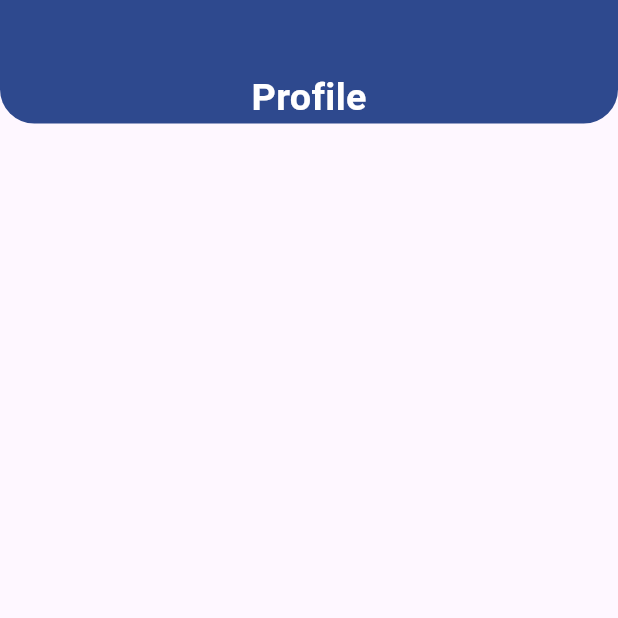
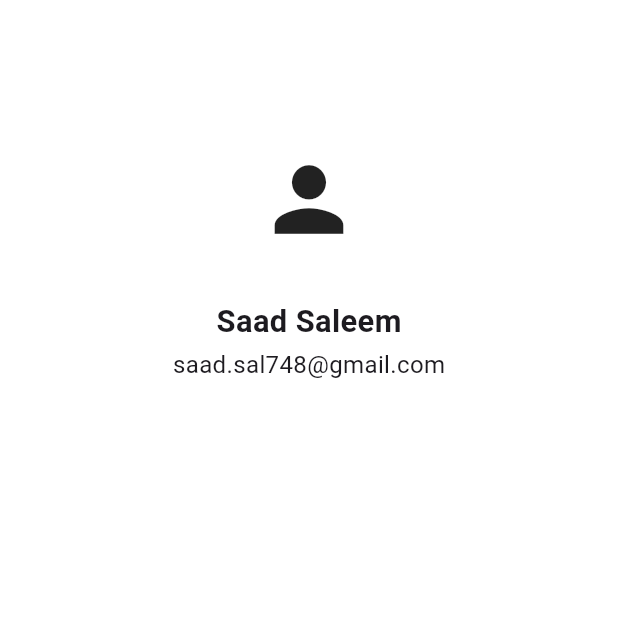
Before and after one commit to SaadNewton/image-translation, a Flutter app: the ProfileScreen screen opened directly, on a phone screen of 412 x 824 dp, the top half of it. Run offline on Flutter 3.47's test engine with Material 3 defaults, Android fonts, the phone set to English and light mode, and no system bars; our stand-ins replace flutter_bloc, flutter_screenutil; missing offline and left inert: language_picker.

Commit message:
profile screen ready

```diff
--- a/lib/views/profile-sccreen.dart
+++ b/lib/views/profile-sccreen.dart
@@ -10,29 +10,29 @@ class ProfileScreen extends StatelessWidget {
     return Builder(
       builder: (context) {
         return Scaffold(
-          appBar: PreferredSize(
-              preferredSize: Size(100.sw, 100.h),
-              child: Container(
-                height: 80.h,
-                decoration: BoxDecoration(
-                  borderRadius: BorderRadius.only(
-                    bottomLeft: Radius.circular(20.sp),
-                    bottomRight: Radius.circular(20.sp),
+          backgroundColor: Colors.transparent,
+
+          body: Column(
+            // mainAxisAlignment: MainAxisAlignment.center,
+            crossAxisAlignment: CrossAxisAlignment.center,
+            children: [
+              SizedBox(height: 0.1.sh,),
+              Center(
+                child: Container(
+                  decoration: BoxDecoration(
+                    color: AppColor.WHITE,
+                    shape: BoxShape.circle
                   ),
-                  color: AppColor.SECONDARY,
+                  padding: EdgeInsets.all(14.sp),
+                  child: Icon(Icons.person,size: 60.sp,),
                 ),
-                child: Row(
-                  mainAxisAlignment: MainAxisAlignment.center,
-                  crossAxisAlignment: CrossAxisAlignment.end,
-                  children: [
-                    Text(
-                      'Profile',
-                      style: TextStyle(
-                          fontSize: 22.sp, fontWeight: FontWeight.bold,color: AppColor.WHITE),
-                    )
-                  ],
-                ),
-              )),
+              ),
+              SizedBox(height: 0.02.sh,),
+              Text('Saad Saleem',style: TextStyle(fontSize: 18.sp,fontWeight: FontWeight.bold),),
+              SizedBox(height: 0.004.sh,),
+              Text('saad.sal748@gmail.com',style: TextStyle(fontSize: 14.sp),),
+            ],
+          ),
 
         );
       }
```
